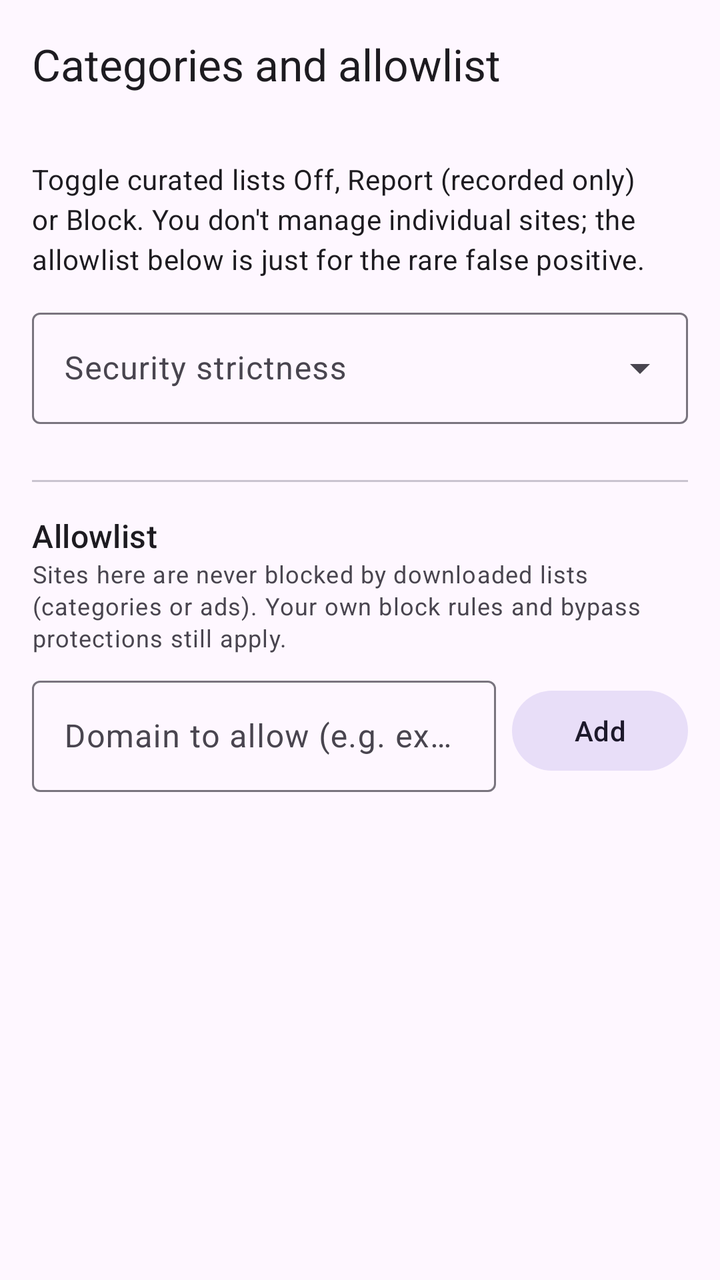
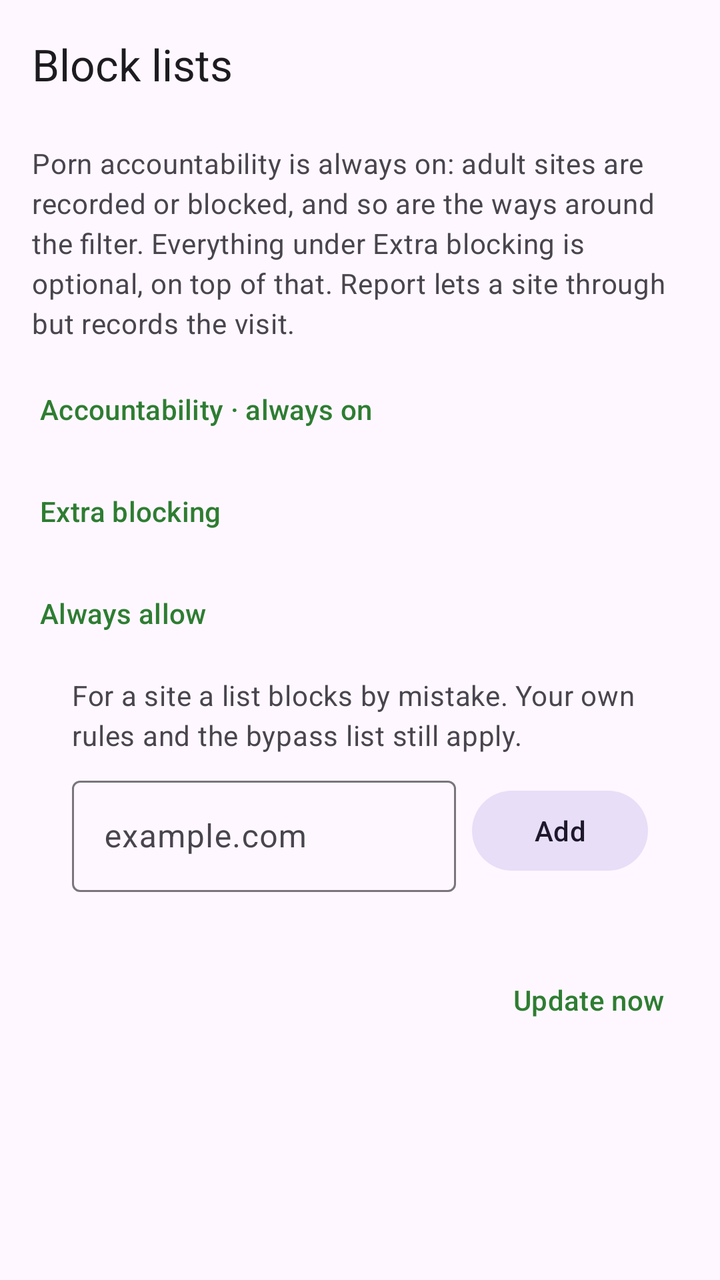

Before-and-after screenshots of an Android layout around one commit, followed by the original layout XML and the change that was made.
<!-- AndroidManifest.xml: application theme Theme.FocusFence -->
<!-- res/layout/activity_categories.xml -->
<?xml version="1.0" encoding="utf-8"?>
<androidx.coordinatorlayout.widget.CoordinatorLayout
    xmlns:android="http://schemas.android.com/apk/res/android"
    xmlns:app="http://schemas.android.com/apk/res-auto"
    android:layout_width="match_parent"
    android:layout_height="match_parent">

    <com.google.android.material.appbar.AppBarLayout
        android:layout_width="match_parent"
        android:layout_height="wrap_content">

        <com.google.android.material.appbar.MaterialToolbar
            android:id="@+id/toolbar"
            android:layout_width="match_parent"
            android:layout_height="?attr/actionBarSize"
            app:title="@string/categories_title" />
    </com.google.android.material.appbar.AppBarLayout>

    <androidx.core.widget.NestedScrollView
        android:layout_width="match_parent"
        android:layout_height="match_parent"
        app:layout_behavior="@string/appbar_scrolling_view_behavior">

        <LinearLayout
            android:layout_width="match_parent"
            android:layout_height="wrap_content"
            android:orientation="vertical"
            android:padding="16dp">

            <TextView
                android:layout_width="match_parent"
                android:layout_height="wrap_content"
                android:text="@string/categories_intro"
                android:textAppearance="?attr/textAppearanceBodyMedium" />

            <com.google.android.material.textfield.TextInputLayout
                android:layout_width="match_parent"
                android:layout_height="wrap_content"
                android:layout_marginTop="12dp"
                style="@style/Widget.Material3.TextInputLayout.OutlinedBox.ExposedDropdownMenu"
                android:hint="@string/base_tier_hint">

                <com.google.android.material.textfield.MaterialAutoCompleteTextView
                    android:id="@+id/baseTierDropdown"
                    android:layout_width="match_parent"
                    android:layout_height="wrap_content"
                    android:inputType="none" />
            </com.google.android.material.textfield.TextInputLayout>

            
            <LinearLayout
                android:id="@+id/categoryContainer"
                android:layout_width="match_parent"
                android:layout_height="wrap_content"
                android:layout_marginTop="12dp"
                android:orientation="vertical" />

            <com.google.android.material.divider.MaterialDivider
                android:layout_width="match_parent"
                android:layout_height="wrap_content"
                android:layout_marginVertical="16dp" />

            <TextView
                android:layout_width="match_parent"
                android:layout_height="wrap_content"
                android:text="@string/allowlist_title"
                android:textAppearance="?attr/textAppearanceTitleMedium" />

            <TextView
                android:layout_width="match_parent"
                android:layout_height="wrap_content"
                android:text="@string/allowlist_intro"
                android:textAppearance="?attr/textAppearanceBodySmall"
                android:textColor="?attr/colorOnSurfaceVariant" />

            <LinearLayout
                android:layout_width="match_parent"
                android:layout_height="wrap_content"
                android:layout_marginTop="8dp"
                android:orientation="horizontal">

                <com.google.android.material.textfield.TextInputLayout
                    android:layout_width="0dp"
                    android:layout_height="wrap_content"
                    android:layout_weight="1"
                    android:hint="@string/allowlist_hint">

                    <com.google.android.material.textfield.TextInputEditText
                        android:id="@+id/allowlistInput"
                        android:layout_width="match_parent"
                        android:layout_height="wrap_content"
                        android:inputType="textUri"
                        android:maxLines="1" />
                </com.google.android.material.textfield.TextInputLayout>

                <Button
                    android:id="@+id/allowlistAddButton"
                    style="@style/Widget.Material3.Button.TonalButton"
                    android:layout_width="wrap_content"
                    android:layout_height="wrap_content"
                    android:layout_gravity="center_vertical"
                    android:layout_marginStart="8dp"
                    android:text="@string/allowlist_add" />
            </LinearLayout>

            <com.google.android.material.chip.ChipGroup
                android:id="@+id/allowlistChips"
                android:layout_width="match_parent"
                android:layout_height="wrap_content"
                android:layout_marginTop="8dp" />
        </LinearLayout>
    </androidx.core.widget.NestedScrollView>
</androidx.coordinatorlayout.widget.CoordinatorLayout>
<!-- resources referenced by this layout -->
<resources>
  <string name="allowlist_add">Add</string>
  <string name="allowlist_hint">Domain to allow (e.g. example.com)</string>
  <string name="allowlist_intro">Sites here are never blocked by downloaded lists (categories or ads). Your own block rules and bypass protections still apply.</string>
  <string name="allowlist_title">Allowlist</string>
  <string name="base_tier_hint">Security strictness</string>
  <string name="categories_intro">Toggle curated lists Off, Report (recorded only) or Block. You don\'t manage individual sites; the allowlist below is just for the rare false positive.</string>
  <string name="categories_title">Categories and allowlist</string>
  <style name="Theme.FocusFence" parent="Theme.Material3.DayNight.NoActionBar">
          <item name="colorPrimary">@color/brand_primary</item>
          
          <item name="materialCardViewStyle">@style/Widget.Material3.CardView.Filled</item>
          
          <item name="android:statusBarColor">?attr/colorSurface</item>
          <item name="android:navigationBarColor">?attr/colorSurface</item>
          <item name="android:windowLightStatusBar">true</item>
      </style>
  <color name="brand_primary">#2E7D32</color>
</resources>

<!-- the commit's change to res/layout/activity_categories.xml (unified diff, before → after) -->
@@ -25,89 +25,117 @@
             android:layout_width="match_parent"
             android:layout_height="wrap_content"
             android:orientation="vertical"
-            android:padding="16dp">
+            android:paddingHorizontal="16dp"
+            android:paddingBottom="24dp">
 
             <TextView
                 android:layout_width="match_parent"
                 android:layout_height="wrap_content"
+                android:layout_marginTop="8dp"
                 android:text="@string/categories_intro"
-                android:textAppearance="?attr/textAppearanceBodyMedium" />
+                android:textAppearance="?attr/textAppearanceBodyMedium"
+                android:textColor="?attr/colorOnSurfaceVariant" />
 
-            <com.google.android.material.textfield.TextInputLayout
+            <TextView
+                style="@style/FF.GroupLabel"
+                android:text="@string/categories_group_protection" />
+
+            <LinearLayout
+                android:id="@+id/groupProtection"
                 android:layout_width="match_parent"
                 android:layout_height="wrap_content"
-                android:layout_marginTop="12dp"
-                style="@style/Widget.Material3.TextInputLayout.OutlinedBox.ExposedDropdownMenu"
-                android:hint="@string/base_tier_hint">
+                android:orientation="vertical" />
 
-                <com.google.android.material.textfield.MaterialAutoCompleteTextView
-                    android:id="@+id/baseTierDropdown"
+            <TextView
+                style="@style/FF.GroupLabel"
+                android:text="@string/categories_group_content" />
+
+            <LinearLayout
+                android:id="@+id/groupContent"
+                android:layout_width="match_parent"
+                android:layout_height="wrap_content"
+                android:orientation="vertical" />
+
+            <TextView
+                style="@style/FF.GroupLabel"
+                android:text="@string/allowlist_title" />
+
+            <LinearLayout
+                android:id="@+id/groupAllow"
+                android:layout_width="match_parent"
+                android:layout_height="wrap_content"
+                android:orientation="vertical">
+
+                <LinearLayout
+                    android:id="@+id/allowAddRow"
                     android:layout_width="match_parent"
                     android:layout_height="wrap_content"
-                    android:inputType="none" />
-            </com.google.android.material.textfield.TextInputLayout>
+                    android:orientation="vertical"
+                    android:paddingHorizontal="20dp"
+                    android:paddingVertical="14dp">
 
-            
-            <LinearLayout
-                android:id="@+id/categoryContainer"
-                android:layout_width="match_parent"
-                android:layout_height="wrap_content"
-                android:layout_marginTop="12dp"
-                android:orientation="vertical" />
+                    <TextView
+                        android:layout_width="match_parent"
+                        android:layout_height="wrap_content"
+                        android:text="@string/allowlist_intro"
+                        android:textAppearance="?attr/textAppearanceBodyMedium"
+                        android:textColor="?attr/colorOnSurfaceVariant" />
 
-            <com.google.android.material.divider.MaterialDivider
-                android:layout_width="match_parent"
-                android:layout_height="wrap_content"
-                android:layout_marginVertical="16dp" />
+                    <LinearLayout
+                        android:layout_width="match_parent"
+                        android:layout_height="wrap_content"
+                        android:layout_marginTop="8dp"
+                        android:gravity="center_vertical"
+                        android:orientation="horizontal">
 
-            <TextView
-                android:layout_width="match_parent"
-                android:layout_height="wrap_content"
-                android:text="@string/allowlist_title"
-                android:textAppearance="?attr/textAppearanceTitleMedium" />
+                        <com.google.android.material.textfield.TextInputLayout
+                            android:layout_width="0dp"
+                            android:layout_height="wrap_content"
+                            android:layout_weight="1"
+                            android:hint="@string/allowlist_hint">
 
-            <TextView
-                android:layout_width="match_parent"
-                android:layout_height="wrap_content"
-                android:text="@string/allowlist_intro"
-                android:textAppearance="?attr/textAppearanceBodySmall"
-                android:textColor="?attr/colorOnSurfaceVariant" />
+                            <com.google.android.material.textfield.TextInputEditText
+                                android:id="@+id/allowlistInput"
+                                android:layout_width="match_parent"
+                                android:layout_height="wrap_content"
+                                android:imeOptions="actionDone"
+                                android:inputType="textUri"
+                                android:maxLines="1" />
+                        </com.google.android.material.textfield.TextInputLayout>
+
+                        <Button
+                            android:id="@+id/allowlistAddButton"
+                            style="@style/Widget.Material3.Button.TonalButton"
+                            android:layout_width="wrap_content"
+                            android:layout_height="wrap_content"
+                            android:layout_marginStart="8dp"
+                            android:text="@string/allowlist_add" />
+                    </LinearLayout>
+                </LinearLayout>
+            </LinearLayout>
 
             <LinearLayout
                 android:layout_width="match_parent"
                 android:layout_height="wrap_content"
-                android:layout_marginTop="8dp"
+                android:layout_marginTop="16dp"
+                android:gravity="center_vertical"
                 android:orientation="horizontal">
 
-                <com.google.android.material.textfield.TextInputLayout
+                <TextView
+                    android:id="@+id/listsUpdated"
                     android:layout_width="0dp"
                     android:layout_height="wrap_content"
                     android:layout_weight="1"
-                    android:hint="@string/allowlist_hint">
-
-                    <com.google.android.material.textfield.TextInputEditText
-                        android:id="@+id/allowlistInput"
-                        android:layout_width="match_parent"
-                        android:layout_height="wrap_content"
-                        android:inputType="textUri"
-                        android:maxLines="1" />
-                </com.google.android.material.textfield.TextInputLayout>
+                    android:textAppearance="?attr/textAppearanceBodySmall"
+                    android:textColor="?attr/colorOnSurfaceVariant" />
 
                 <Button
-                    android:id="@+id/allowlistAddButton"
-                    style="@style/Widget.Material3.Button.TonalButton"
+                    android:id="@+id/updateAll"
+                    style="@style/Widget.Material3.Button.TextButton"
                     android:layout_width="wrap_content"
                     android:layout_height="wrap_content"
-                    android:layout_gravity="center_vertical"
-                    android:layout_marginStart="8dp"
-                    android:text="@string/allowlist_add" />
+                    android:text="@string/categories_update_now" />
             </LinearLayout>
-
-            <com.google.android.material.chip.ChipGroup
-                android:id="@+id/allowlistChips"
-                android:layout_width="match_parent"
-                android:layout_height="wrap_content"
-                android:layout_marginTop="8dp" />
         </LinearLayout>
     </androidx.core.widget.NestedScrollView>
 </androidx.coordinatorlayout.widget.CoordinatorLayout>
<!-- resource entries referenced after the edit -->
@@ -1,12 +1,23 @@
 <!-- resources referenced by this layout -->
 <resources>
   <string name="allowlist_add">Add</string>
-  <string name="allowlist_hint">Domain to allow (e.g. example.com)</string>
-  <string name="allowlist_intro">Sites here are never blocked by downloaded lists (categories or ads). Your own block rules and bypass protections still apply.</string>
-  <string name="allowlist_title">Allowlist</string>
-  <string name="base_tier_hint">Security strictness</string>
-  <string name="categories_intro">Toggle curated lists Off, Report (recorded only) or Block. You don\'t manage individual sites; the allowlist below is just for the rare false positive.</string>
-  <string name="categories_title">Categories and allowlist</string>
+  <string name="allowlist_hint">example.com</string>
+  <string name="allowlist_intro">For a site a list blocks by mistake. Your own rules and the bypass list still apply.</string>
+  <string name="allowlist_title">Always allow</string>
+  <string name="categories_group_content">Extra blocking</string>
+  <string name="categories_group_protection">Accountability · always on</string>
+  <string name="categories_intro">Porn accountability is always on: adult sites are recorded or blocked, and so are the ways around the filter. Everything under Extra blocking is optional, on top of that. Report lets a site through but records the visit.</string>
+  <string name="categories_title">Block lists</string>
+  <string name="categories_update_now">Update now</string>
+  <style name="FF.GroupLabel" parent="">
+          <item name="android:layout_width">match_parent</item>
+          <item name="android:layout_height">wrap_content</item>
+          <item name="android:layout_marginTop">24dp</item>
+          <item name="android:layout_marginBottom">8dp</item>
+          <item name="android:paddingStart">4dp</item>
+          <item name="android:textAppearance">?attr/textAppearanceLabelLarge</item>
+          <item name="android:textColor">?attr/colorPrimary</item>
+      </style>
   <style name="Theme.FocusFence" parent="Theme.Material3.DayNight.NoActionBar">
           <item name="colorPrimary">@color/brand_primary</item>
           
